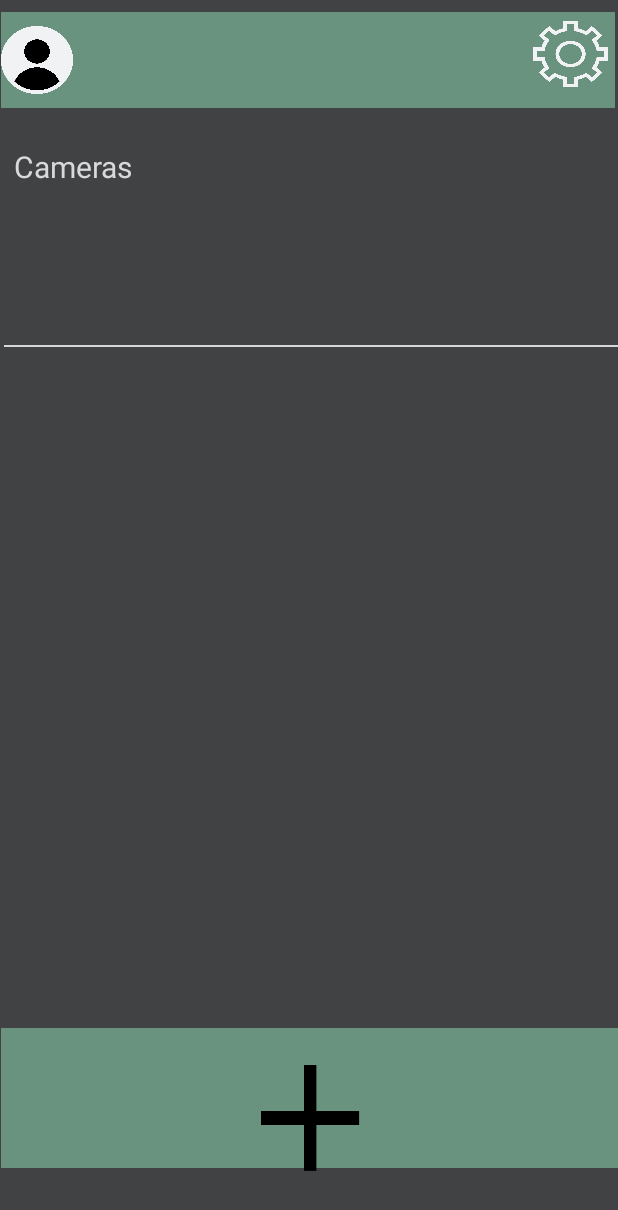
After one commit to GenryMacros/uranus-security-android-app, an Android app: the HomeActivity screen opened directly, with no data from a screen before it, on a phone screen of 412 x 824 dp. The commit adds this screen. Shown: the top 1210 px of the screen. Run offline under Robolectric (Android 15) with nearby library versions, the phone set to English and light mode, and no system bars; libraries missing offline, so code that uses them is left out: com.beust.klaxon.

Commit message:
+Assets +Main activity +Fix activity change on login

```diff
--- a/app/src/main/AndroidManifest.xml
+++ b/app/src/main/AndroidManifest.xml
@@ -39,6 +39,15 @@
                 <category android:name="android.intent.category.LAUNCHER" />
             </intent-filter>
         </activity>
+        <activity
+            android:name=".ui.home_page.HomeActivity"
+            android:exported="true">
+            <intent-filter>
+                <action android:name="android.intent.action.MAIN" />
+
+                <category android:name="android.intent.category.LAUNCHER" />
+            </intent-filter>
+        </activity>
     </application>
 
 </manifest>
--- a/app/src/main/java/com/example/uranus/ui/confirmation/ConfirmationActivity.kt
+++ b/app/src/main/java/com/example/uranus/ui/confirmation/ConfirmationActivity.kt
@@ -17,6 +17,7 @@ import com.example.uranus.R
 import com.example.uranus.databinding.ActvityEmailCofirmationBinding
 import com.example.uranus.ui.confirmation.interfaces.ConfirmationData
 import com.example.uranus.ui.general.PopUp
+import com.example.uranus.ui.home_page.HomeActivity
 import com.example.uranus.ui.login.LoggedInUserView
 
 class ConfirmationActivity : AppCompatActivity() {
@@ -87,12 +88,12 @@ class ConfirmationActivity : AppCompatActivity() {
     private fun updateUiWithUser(model: LoggedInUserView) {
         val welcome = getString(R.string.welcome)
         val displayName = model.displayName
-        // TODO : start main activity
         Toast.makeText(
             applicationContext,
             "$welcome $displayName",
             Toast.LENGTH_LONG
         ).show()
+        HomeActivity.startActivity(this)
     }
 
     companion object {
--- /dev/null
+++ b/app/src/main/java/com/example/uranus/ui/home_page/HomeActivity.kt
@@ -0,0 +1,62 @@
+package com.example.uranus.ui.home_page
+
+import android.app.Activity
+import android.content.Context
+import android.content.Intent
+import android.os.Bundle
+import android.text.Editable
+import android.text.TextWatcher
+import android.view.View
+import android.widget.EditText
+import androidx.appcompat.app.AppCompatActivity
+import androidx.lifecycle.Observer
+import androidx.lifecycle.ViewModelProvider
+import com.example.uranus.R
+import com.example.uranus.databinding.ActivityHomeBinding
+import com.example.uranus.databinding.ActivitySignupBinding
+import com.example.uranus.ui.confirmation.ConfirmationActivity
+import com.example.uranus.ui.general.PopUp
+import com.example.uranus.ui.signup.interfaces.SignupData
+
+
+class HomeActivity : AppCompatActivity() {
+
+    private lateinit var homeViewModel: HomeViewModel
+    private lateinit var binding: ActivityHomeBinding
+
+    override fun onCreate(savedInstanceState: Bundle?) {
+        super.onCreate(savedInstanceState)
+
+        binding = ActivityHomeBinding.inflate(layoutInflater)
+        setContentView(binding.root)
+
+        val profile = binding.profile
+        val addDevice = binding.add
+        val settings = binding.settings
+
+        homeViewModel = ViewModelProvider(this, HomeViewModelFactory())
+            .get(HomeViewModel::class.java)
+    }
+
+    companion object {
+        fun startActivity(context: Context) {
+            val intent = Intent(context, HomeActivity::class.java)
+            context.startActivity(intent)
+        }
+    }
+}
+
+/**
+ * Extension function to simplify setting an afterTextChanged action to EditText components.
+ */
+fun EditText.afterTextChanged(afterTextChanged: (String) -> Unit) {
+    this.addTextChangedListener(object : TextWatcher {
+        override fun afterTextChanged(editable: Editable?) {
+            afterTextChanged.invoke(editable.toString())
+        }
+
+        override fun beforeTextChanged(s: CharSequence, start: Int, count: Int, after: Int) {}
+
+        override fun onTextChanged(s: CharSequence, start: Int, before: Int, count: Int) {}
+    })
+}
--- /dev/null
+++ b/app/src/main/java/com/example/uranus/ui/home_page/HomeViewModel.kt
@@ -0,0 +1,25 @@
+package com.example.uranus.ui.home_page
+
+import androidx.lifecycle.LiveData
+import androidx.lifecycle.MutableLiveData
+import androidx.lifecycle.ViewModel
+import android.util.Patterns
+
+import com.example.uranus.R
+import com.example.uranus.data.SignupRepository
+import com.example.uranus.ui.signup.interfaces.SignupData
+
+
+class HomeViewModel(private val signupRepository: SignupRepository) : ViewModel() {
+
+   // private val _signupForm = MutableLiveData<SignupFormState>()
+   // val signupFormState: LiveData<SignupFormState> = _signupForm
+
+    //private val _signupResult = MutableLiveData<SignupResult>()
+    //val signupResult: LiveData<SignupResult> = _signupResult
+
+    fun signup(signupData: SignupData) {
+        //signupRepository.signup(signupData, _signupResult)
+    }
+
+}
--- /dev/null
+++ b/app/src/main/java/com/example/uranus/ui/home_page/HomeViewModelFactory.kt
@@ -0,0 +1,22 @@
+package com.example.uranus.ui.home_page
+
+import androidx.lifecycle.ViewModel
+import androidx.lifecycle.ViewModelProvider
+import com.example.uranus.data.SignupRepository
+
+/**
+ * ViewModel provider factory to instantiate LoginViewModel.
+ * Required given LoginViewModel has a non-empty constructor
+ */
+class HomeViewModelFactory : ViewModelProvider.Factory {
+
+    @Suppress("UNCHECKED_CAST")
+    override fun <T : ViewModel> create(modelClass: Class<T>): T {
+        if (modelClass.isAssignableFrom(HomeViewModel::class.java)) {
+            return HomeViewModel(
+                signupRepository = SignupRepository()
+            ) as T
+        }
+        throw IllegalArgumentException("Unknown ViewModel class")
+    }
+}
--- a/app/src/main/java/com/example/uranus/ui/login/LoginActivity.kt
+++ b/app/src/main/java/com/example/uranus/ui/login/LoginActivity.kt
@@ -17,6 +17,7 @@ import com.example.uranus.databinding.ActivityLoginBinding
 
 import com.example.uranus.R
 import com.example.uranus.ui.general.PopUp
+import com.example.uranus.ui.home_page.HomeActivity
 import com.example.uranus.ui.signup.SignupActivity
 
 class LoginActivity : AppCompatActivity() {
@@ -65,13 +66,12 @@ class LoginActivity : AppCompatActivity() {
                                                    loginResult.error,
                                                    "Failed to login")
             }
-            if (loginResult.success != null) {
+            else if (loginResult.success != null) {
                 updateUiWithUser(loginResult.success)
+                setResult(Activity.RESULT_OK)
+                HomeActivity.startActivity(this)
+                finish()
             }
-            setResult(Activity.RESULT_OK)
-
-            //Complete and destroy login activity once successful
-            //finish()
         })
 
         username.afterTextChanged {
--- /dev/null
+++ b/app/src/main/res/layout/activity_home.xml
@@ -0,0 +1,109 @@
+<?xml version="1.0" encoding="utf-8"?>
+<androidx.constraintlayout.widget.ConstraintLayout xmlns:android="http://schemas.android.com/apk/res/android"
+    xmlns:app="http://schemas.android.com/apk/res-auto"
+    xmlns:tools="http://schemas.android.com/tools"
+    android:layout_width="match_parent"
+    android:layout_height="match_parent"
+    android:id="@+id/home_container"
+    android:background="@color/main_color">
+
+    <ImageView
+        android:id="@+id/cameras_line"
+        android:layout_width="409dp"
+        android:layout_height="1dp"
+        android:layout_marginStart="2dp"
+        android:layout_marginBottom="530dp"
+        android:background="@color/login_text_color"
+        android:backgroundTint="@color/login_text_color"
+        android:backgroundTintMode="add"
+        android:scaleType="fitXY"
+        android:tint="@color/login_text_color"
+        app:layout_constraintBottom_toBottomOf="@+id/footer"
+        app:layout_constraintEnd_toEndOf="parent"
+        app:layout_constraintStart_toStartOf="parent"
+        app:layout_constraintTop_toBottomOf="@+id/cameras_text"
+        app:srcCompat="@android:drawable/bottom_bar" />
+
+    <ImageView
+        android:id="@+id/footer"
+        android:layout_width="411dp"
+        android:layout_height="93dp"
+        android:layout_marginTop="640dp"
+        android:background="@color/login_color"
+        android:backgroundTint="@color/login_color"
+        android:backgroundTintMode="add"
+        android:scaleType="fitXY"
+        android:tint="@color/login_color"
+        app:layout_constraintBottom_toBottomOf="parent"
+        app:layout_constraintEnd_toEndOf="parent"
+        app:layout_constraintStart_toStartOf="parent"
+        app:layout_constraintTop_toTopOf="parent"
+        app:srcCompat="@android:drawable/bottom_bar" />
+
+    <Button
+        android:id="@+id/settings"
+        android:layout_width="50dp"
+        android:layout_height="44dp"
+        android:layout_marginStart="350dp"
+        android:background="@drawable/einstellungen"
+        app:layout_constraintBottom_toBottomOf="@+id/header"
+        app:layout_constraintEnd_toEndOf="@+id/header"
+        app:layout_constraintStart_toStartOf="parent"
+        app:layout_constraintTop_toTopOf="parent" />
+
+    <Button
+        android:id="@+id/profile"
+        android:layout_width="48dp"
+        android:layout_height="45dp"
+        android:layout_marginEnd="361dp"
+        android:background="@drawable/login_image"
+        app:layout_constraintBottom_toBottomOf="@+id/header"
+        app:layout_constraintEnd_toEndOf="@+id/header"
+        app:layout_constraintStart_toStartOf="@+id/header"
+        app:layout_constraintTop_toTopOf="@+id/header" />
+
+    <ImageView
+        android:id="@+id/header"
+        android:layout_width="409dp"
+        android:layout_height="64dp"
+        android:layout_marginEnd="2dp"
+        android:layout_marginBottom="18dp"
+        android:background="@color/login_color"
+        android:backgroundTint="@color/login_color"
+        android:backgroundTintMode="add"
+        android:scaleType="fitXY"
+        android:tint="@color/login_color"
+        app:layout_constraintBottom_toTopOf="@+id/cameras_text"
+        app:layout_constraintEnd_toEndOf="parent"
+        app:layout_constraintStart_toStartOf="parent"
+        app:layout_constraintTop_toTopOf="parent"
+        app:srcCompat="@android:drawable/bottom_bar" />
+
+    <TextView
+        android:id="@+id/cameras_text"
+        android:layout_width="113dp"
+        android:layout_height="25dp"
+        android:layout_marginStart="25dp"
+        android:layout_marginTop="80dp"
+        android:layout_marginEnd="306dp"
+        android:layout_marginBottom="90dp"
+        android:text="Cameras"
+        android:textColor="@color/login_text_color_2"
+        android:textSize="20sp"
+        app:layout_constraintBottom_toTopOf="@+id/cameras_line"
+        app:layout_constraintEnd_toEndOf="parent"
+        app:layout_constraintStart_toStartOf="parent"
+        app:layout_constraintTop_toTopOf="parent" />
+
+    <Button
+        android:id="@+id/add"
+        android:layout_width="88dp"
+        android:layout_height="94dp"
+        android:layout_marginTop="434dp"
+        android:background="@drawable/plus"
+        app:layout_constraintBottom_toBottomOf="parent"
+        app:layout_constraintEnd_toEndOf="parent"
+        app:layout_constraintStart_toStartOf="@+id/footer"
+        app:layout_constraintTop_toBottomOf="@+id/cameras_line" />
+
+</androidx.constraintlayout.widget.ConstraintLayout>
```
Also changed, not shown: app/src/main/res/drawable/einstellungen.png (added), app/src/main/res/drawable/plus.png (added), app/src/main/res/drawable/profile.png (added).
